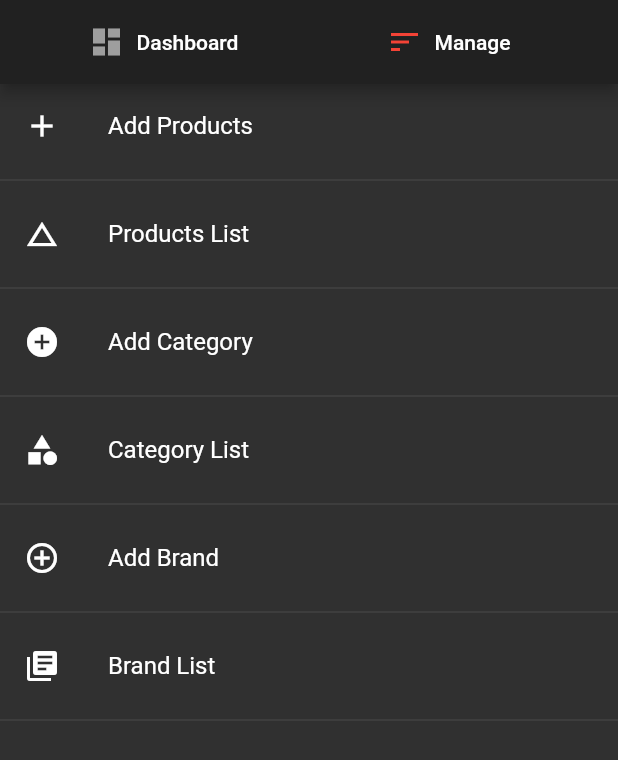
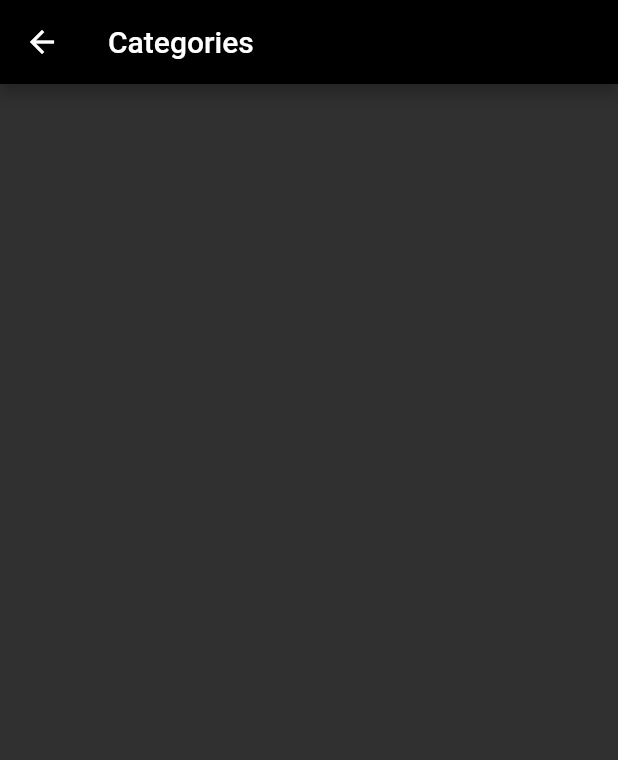
Before and after one commit to EevokClothingApp/AdminApplication, a Flutter app: the screen it shows after launch, after a tap on "Manage", after a tap on "Category List", on a phone screen of 412 x 824 dp. Shown: the top 760 px of the screen. Run offline on Flutter 3.47's test engine with Material 2 defaults, Android fonts, the phone set to English and light mode, and no system bars; our stand-ins replace cloud_firestore, firebase_storage, flutter_spinkit, fluttertoast, image_picker; accounts and stored records are empty.

```diff
--- a/adminapplication/lib/screens/add_product.dart
+++ b/adminapplication/lib/screens/inner_screens/add_product.dart
@@ -1,4 +1,3 @@
-import 'dart:ffi';
 import 'dart:io';
 
 import 'package:adminapplication/db/brand.dart';
--- /dev/null
+++ b/adminapplication/lib/screens/inner_screens/categories.dart
@@ -0,0 +1,25 @@
+import 'package:flutter/material.dart';
+
+class Categories extends StatefulWidget {
+  @override
+  _CategoriesState createState() => _CategoriesState();
+}
+
+class _CategoriesState extends State<Categories> {
+  @override
+  Widget build(BuildContext context) {
+    return Scaffold(
+      appBar: AppBar(
+        backgroundColor: Colors.black,
+        title: Text(
+          "Categories",
+          textAlign: TextAlign.center,
+        ),
+        leading: IconButton(icon: Icon(Icons.arrow_back),
+        onPressed: () => Navigator.of(context).pop(),
+        ),
+      ),
+      body: Container(),
+    );
+  }
+}
--- a/adminapplication/lib/screens/manage.dart
+++ b/adminapplication/lib/screens/manage.dart
@@ -1,6 +1,9 @@
 import 'package:adminapplication/db/brand.dart';
 import 'package:adminapplication/db/category.dart';
-import 'package:adminapplication/screens/add_product.dart';
+import 'package:adminapplication/screens/inner_screens/add_product.dart';
+import 'package:adminapplication/screens/inner_screens/brands.dart';
+import 'package:adminapplication/screens/inner_screens/categories.dart';
+import 'package:adminapplication/screens/inner_screens/products.dart';
 import 'package:flutter/material.dart';
 import 'package:fluttertoast/fluttertoast.dart';
 
@@ -37,7 +40,14 @@ class _ManageState extends State<Manage> {
         ListTile(
           leading: Icon(Icons.change_history),
           title: Text("Products List"),
-          onTap: () {},
+          onTap: () {
+            Navigator.push(
+              context,
+              MaterialPageRoute(
+                builder: (_) => Products(),
+              ),
+            );
+          },
         ),
         Divider(),
         ListTile(
@@ -52,7 +62,12 @@ class _ManageState extends State<Manage> {
           leading: Icon(Icons.category),
           title: Text("Category List"),
           onTap: () {
-            _categoryService.getCategory();
+            Navigator.push(
+              context,
+              MaterialPageRoute(
+                builder: (_) => Categories(),
+              ),
+            );
           },
         ),
         Divider(),
@@ -67,7 +82,14 @@ class _ManageState extends State<Manage> {
         ListTile(
           leading: Icon(Icons.library_books),
           title: Text("Brand List"),
-          onTap: () {},
+          onTap: () {
+            Navigator.push(
+              context,
+              MaterialPageRoute(
+                builder: (_) => Brands(),
+              ),
+            );
+          },
         ),
         Divider(),
       ],
```
Also changed, not shown: adminapplication/lib/screens/inner_screens/brands.dart (added, +25 -0 lines), adminapplication/lib/screens/inner_screens/products.dart (added, +25 -0 lines).
